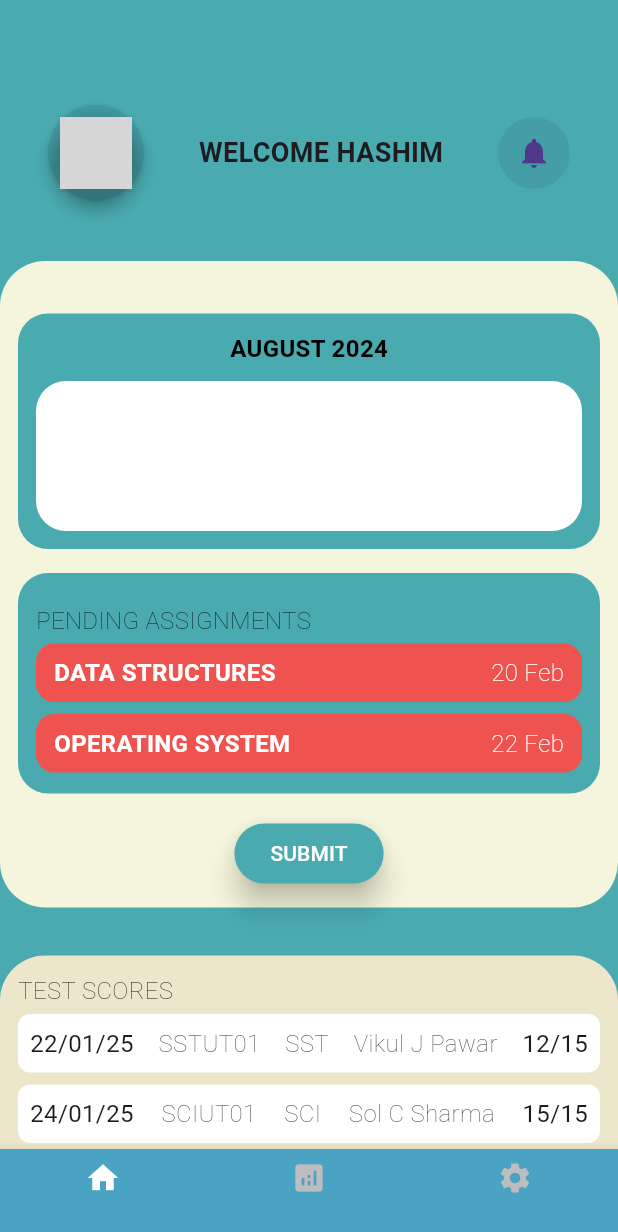
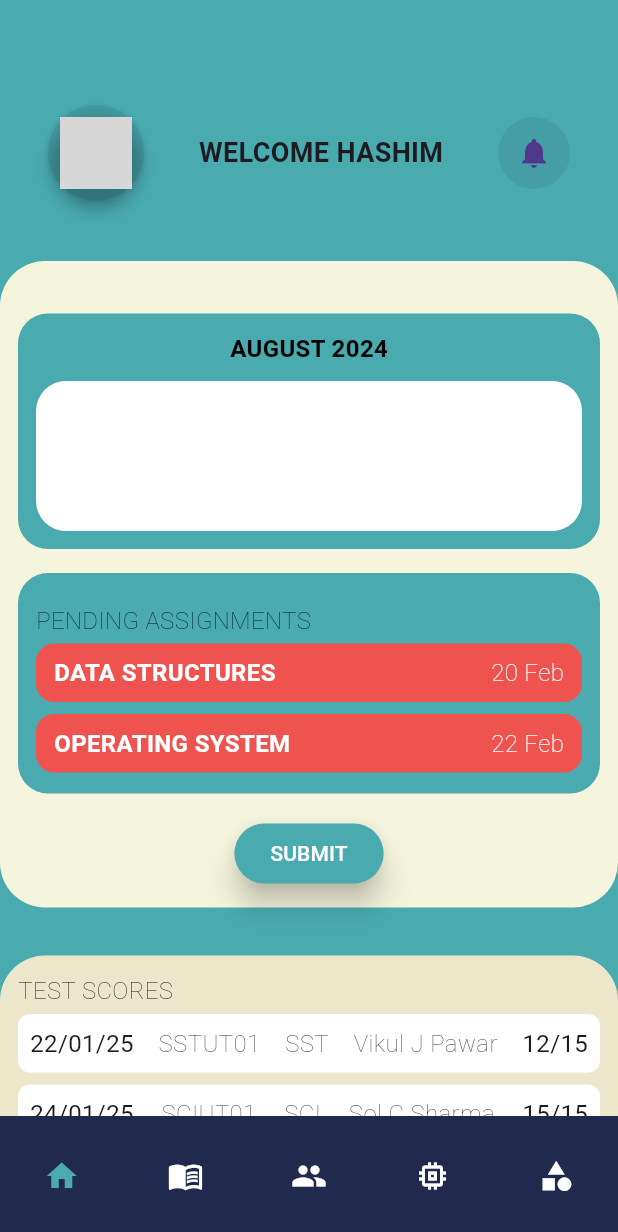
Before and after one commit to ayanfarooque/gdgsc-25, a Flutter app: the screen it shows after launch, on a phone screen of 412 x 824 dp. Shown: the top 1232 px of the screen. Run offline on Flutter 3.47's test engine with Material 3 defaults, Android fonts, the light colour scheme and no system bars; Roboto replaces fonts that are missing (CustomFont); grey boxes are pictures that could not be loaded.

Commit message:
navbar routes

```diff
--- /dev/null
+++ b/mobile_app/lib/assets/components/footer.dart
@@ -0,0 +1,66 @@
+import 'package:flutter/material.dart';
+
+class Footer extends StatelessWidget {
+  final int selectedIndex;
+  final Function(int) onItemTapped;
+
+  const Footer(
+      {Key? key, required this.selectedIndex, required this.onItemTapped})
+      : super(key: key);
+
+  @override
+  Widget build(BuildContext context) {
+    return Stack(
+      alignment: Alignment.bottomCenter,
+      children: [
+        ClipPath(
+          child: Container(
+            height: 80,
+            color:
+                const Color.fromARGB(255, 33, 41, 79), // Navy blue background
+            child: Row(
+              mainAxisAlignment: MainAxisAlignment.spaceAround,
+              children: [
+                _buildNavItem(Icons.home, 0),
+                _buildNavItem(Icons.menu_book, 1),
+                _buildNavItem(Icons.group, 2), // Space for FAB
+                _buildNavItem(Icons.memory, 3),
+                _buildNavItem(Icons.category, 4),
+              ],
+            ),
+          ),
+        ),
+      ],
+    );
+  }
+
+  Widget _buildNavItem(IconData icon, int index) {
+    return IconButton(
+      icon: Icon(icon,
+          color: index == selectedIndex
+              ? Color.fromARGB(255, 73, 171, 176)
+              : Colors.white),
+      onPressed: () => onItemTapped(index),
+    );
+  }
+}
+
+// class NavBarClipper extends CustomClipper<Path> {
+//   @override
+//   Path getClip(Size size) {
+//     double width = size.width;
+//     double height = size.height;
+//     Path path = Path()
+//       ..moveTo(0, height)
+//       ..lineTo(width * 0.35, height)
+//       ..quadraticBezierTo(width * 0.5, height - 40, width * 0.65, height)
+//       ..lineTo(width, height)
+//       ..lineTo(width, 0)
+//       ..lineTo(0, 0)
+//       ..close();
+//     return path;
+//   }
+
+//   @override
+//   bool shouldReclip(CustomClipper<Path> oldClipper) => false;
+// }
--- a/mobile_app/lib/assets/pages/home.dart
+++ b/mobile_app/lib/assets/pages/home.dart
@@ -1,9 +1,42 @@
 import 'package:flutter/material.dart';
 import '../components/header.dart';
+import '../components/footer.dart';
 //import 'package:fl_chart/fl_chart.dart';
 
-class HomePage extends StatelessWidget {
+class HomePage extends StatefulWidget {
   const HomePage({super.key});
+
+  @override
+  State<HomePage> createState() => _HomePageState();
+  }
+
+  class _HomePageState extends State<HomePage> {
+  int _selectedIndex = 0;
+
+  void _onItemTapped(int index) {
+    setState(() {
+      _selectedIndex = index;
+    });
+
+    // Navigate to different pages based on index
+    switch (index) {
+      case 0:
+        Navigator.pushNamed(context, '/');
+        break;
+      case 1:
+        Navigator.pushNamed(context, '/assignment');
+        break;
+      case 2:
+        Navigator.pushNamed(context, '/community');
+        break;
+      case 3:
+        Navigator.pushNamed(context, '/aibot');
+        break;
+      case 4:
+        Navigator.pushNamed(context, '/resources');
+        break;
+    }
+  }
 
   @override
   Widget build(BuildContext context) {
@@ -191,15 +224,9 @@ class HomePage extends StatelessWidget {
       ),
 
       // Bottom Navigation Bar
-      bottomNavigationBar: BottomNavigationBar(
-        backgroundColor: const Color(0xFF4BA3C3),
-        selectedItemColor: Colors.white,
-        unselectedItemColor: Colors.grey[400],
-        items: const [
-          BottomNavigationBarItem(icon: Icon(Icons.home), label: ""),
-          BottomNavigationBarItem(icon: Icon(Icons.analytics), label: ""),
-          BottomNavigationBarItem(icon: Icon(Icons.settings), label: ""),
-        ],
+      bottomNavigationBar:  Footer(
+        selectedIndex: _selectedIndex,
+        onItemTapped: _onItemTapped,
       ),
     );
   }
--- a/mobile_app/lib/main.dart
+++ b/mobile_app/lib/main.dart
@@ -1,5 +1,9 @@
 import 'package:flutter/material.dart';
 import './assets/pages/home.dart';
+import './assets/pages/assignment/landing.dart';
+import './assets/pages/aibot/landing.dart';
+import './assets/pages/resources/landing.dart';
+import './assets/pages/community/landing.dart';
 
 void main() {
   runApp(const MyApp());
@@ -33,8 +37,10 @@ class MyApp extends StatelessWidget {
       initialRoute: '/',
       routes: {
         '/': (context) => const HomePage(),
-        //'/page1': (context) => const Profile(),
-        //'/page2': (context) => const Scores(),
+        '/assignment': (context) => AssignmentLanding(),
+        '/aibot': (context) => AiLanding(),
+        '/resources': (context) => ResourceLanding(),
+        '/community': (context) => CommunityLanding(),
       },
     );
   }
```
Also changed, not shown: mobile_app/lib/assets/pages/aibot/landing.dart (added, +71 -0 lines), mobile_app/lib/assets/pages/assignment/landing.dart (added, +70 -0 lines), mobile_app/lib/assets/pages/community/landing.dart (added, +70 -0 lines), mobile_app/lib/assets/pages/resources/landing.dart (added, +70 -0 lines).
